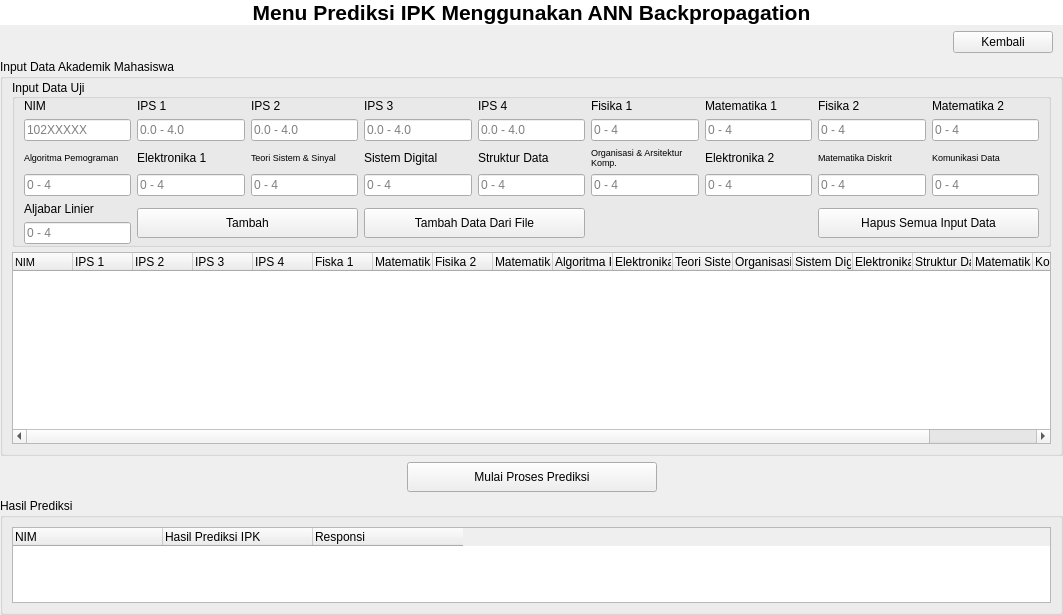
Qt form gui/gui_prediksi.ui (mafr017/BNN_GPA) before a commit.
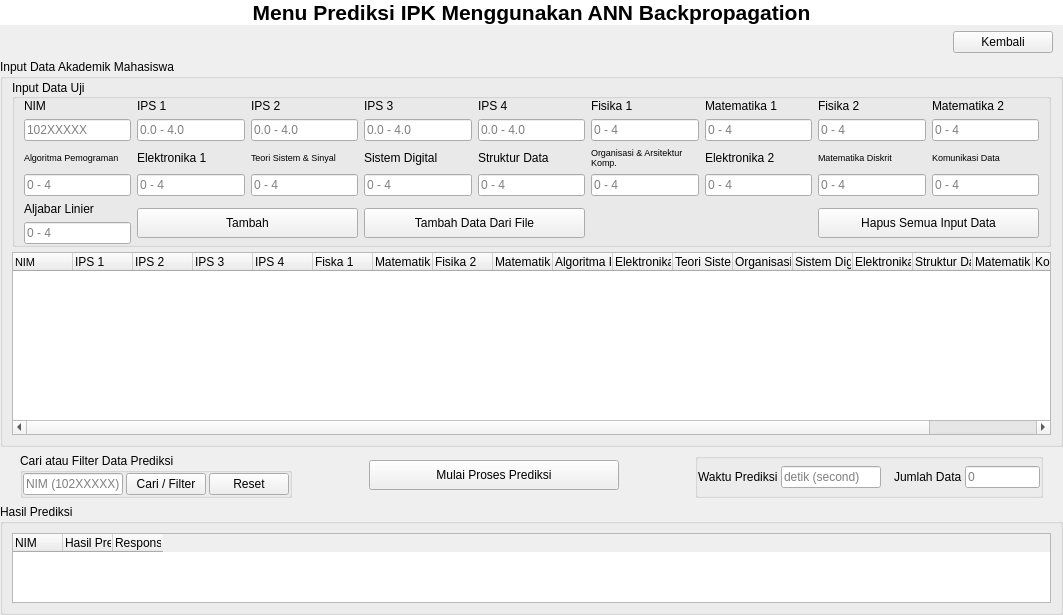
The same form after that commit. Icons and pictures are not drawn.

The edit to the form file:
```diff
--- a/gui/gui_prediksi.ui
+++ b/gui/gui_prediksi.ui
@@ -815,6 +815,94 @@
        <property name="bottomMargin">
         <number>0</number>
        </property>
+       <item>
+        <spacer name="horizontalSpacer">
+         <property name="orientation">
+          <enum>Qt::Horizontal</enum>
+         </property>
+         <property name="sizeType">
+          <enum>QSizePolicy::Fixed</enum>
+         </property>
+         <property name="sizeHint" stdset="0">
+          <size>
+           <width>20</width>
+           <height>20</height>
+          </size>
+         </property>
+        </spacer>
+       </item>
+       <item>
+        <widget class="QGroupBox" name="groupBox_2">
+         <property name="sizePolicy">
+          <sizepolicy hsizetype="Expanding" vsizetype="Preferred">
+           <horstretch>0</horstretch>
+           <verstretch>0</verstretch>
+          </sizepolicy>
+         </property>
+         <property name="title">
+          <string>Cari atau Filter Data Prediksi</string>
+         </property>
+         <layout class="QHBoxLayout" name="horizontalLayout">
+          <property name="spacing">
+           <number>3</number>
+          </property>
+          <property name="leftMargin">
+           <number>0</number>
+          </property>
+          <property name="topMargin">
+           <number>0</number>
+          </property>
+          <property name="rightMargin">
+           <number>0</number>
+          </property>
+          <property name="bottomMargin">
+           <number>0</number>
+          </property>
+          <item>
+           <widget class="QLineEdit" name="leNim">
+            <property name="maximumSize">
+             <size>
+              <width>100</width>
+              <height>16777215</height>
+             </size>
+            </property>
+            <property name="text">
+             <string/>
+            </property>
+            <property name="placeholderText">
+             <string>NIM (102XXXXX)</string>
+            </property>
+           </widget>
+          </item>
+          <item>
+           <widget class="QPushButton" name="pbCari">
+            <property name="maximumSize">
+             <size>
+              <width>125</width>
+              <height>16777215</height>
+             </size>
+            </property>
+            <property name="text">
+             <string>Cari / Filter</string>
+            </property>
+           </widget>
+          </item>
+          <item>
+           <widget class="QPushButton" name="pbReset">
+            <property name="maximumSize">
+             <size>
+              <width>125</width>
+              <height>16777215</height>
+             </size>
+            </property>
+            <property name="text">
+             <string>Reset</string>
+            </property>
+           </widget>
+          </item>
+         </layout>
+        </widget>
+       </item>
        <item>
         <spacer name="horizontalSpacer_4">
          <property name="orientation">
@@ -854,6 +942,120 @@
          </property>
         </spacer>
        </item>
+       <item>
+        <widget class="QGroupBox" name="groupBox_3">
+         <property name="sizePolicy">
+          <sizepolicy hsizetype="Expanding" vsizetype="Preferred">
+           <horstretch>0</horstretch>
+           <verstretch>0</verstretch>
+          </sizepolicy>
+         </property>
+         <property name="title">
+          <string/>
+         </property>
+         <layout class="QHBoxLayout" name="horizontalLayout_4">
+          <property name="spacing">
+           <number>3</number>
+          </property>
+          <property name="leftMargin">
+           <number>0</number>
+          </property>
+          <property name="topMargin">
+           <number>0</number>
+          </property>
+          <property name="rightMargin">
+           <number>0</number>
+          </property>
+          <property name="bottomMargin">
+           <number>0</number>
+          </property>
+          <item>
+           <widget class="QLabel" name="label_12">
+            <property name="text">
+             <string>Waktu Prediksi</string>
+            </property>
+           </widget>
+          </item>
+          <item>
+           <widget class="QLineEdit" name="leWaktu">
+            <property name="maximumSize">
+             <size>
+              <width>100</width>
+              <height>16777215</height>
+             </size>
+            </property>
+            <property name="text">
+             <string/>
+            </property>
+            <property name="readOnly">
+             <bool>true</bool>
+            </property>
+            <property name="placeholderText">
+             <string>detik (second)</string>
+            </property>
+           </widget>
+          </item>
+          <item>
+           <spacer name="horizontalSpacer_6">
+            <property name="orientation">
+             <enum>Qt::Horizontal</enum>
+            </property>
+            <property name="sizeType">
+             <enum>QSizePolicy::Fixed</enum>
+            </property>
+            <property name="sizeHint" stdset="0">
+             <size>
+              <width>10</width>
+              <height>20</height>
+             </size>
+            </property>
+           </spacer>
+          </item>
+          <item>
+           <widget class="QLabel" name="label_13">
+            <property name="text">
+             <string>Jumlah Data</string>
+            </property>
+           </widget>
+          </item>
+          <item>
+           <widget class="QLineEdit" name="leJml">
+            <property name="maximumSize">
+             <size>
+              <width>75</width>
+              <height>16777215</height>
+             </size>
+            </property>
+            <property name="text">
+             <string/>
+            </property>
+            <property name="readOnly">
+             <bool>true</bool>
+            </property>
+            <property name="placeholderText">
+             <string>0</string>
+            </property>
+           </widget>
+          </item>
+         </layout>
+        </widget>
+       </item>
+       <item>
+        <spacer name="horizontalSpacer_3">
+         <property name="orientation">
+          <enum>Qt::Horizontal</enum>
+         </property>
+         <property name="sizeType">
+          <enum>QSizePolicy::Fixed</enum>
+         </property>
+         <property name="sizeHint" stdset="0">
+          <size>
+           <width>20</width>
+           <height>20</height>
+          </size>
+         </property>
+        </spacer>
+       </item>
       </layout>
      </widget>
     </item>
@@ -890,7 +1092,7 @@
           <bool>true</bool>
          </property>
          <attribute name="horizontalHeaderDefaultSectionSize">
-          <number>150</number>
+          <number>50</number>
          </attribute>
          <attribute name="horizontalHeaderMinimumSectionSize">
           <number>25</number>
```
